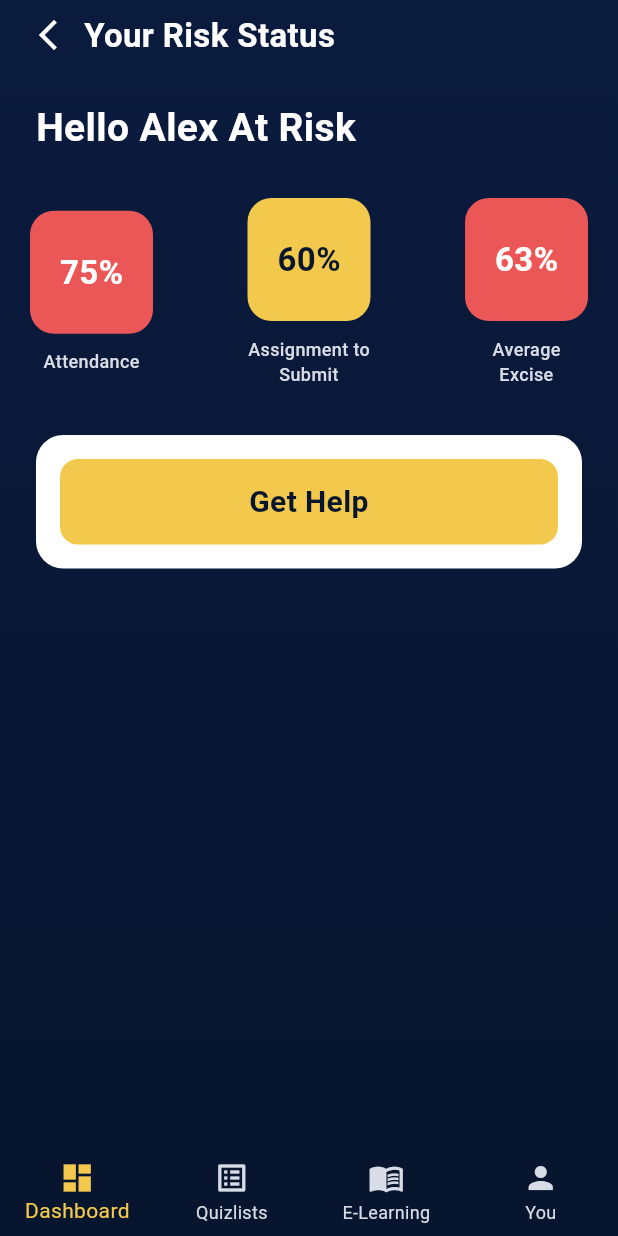
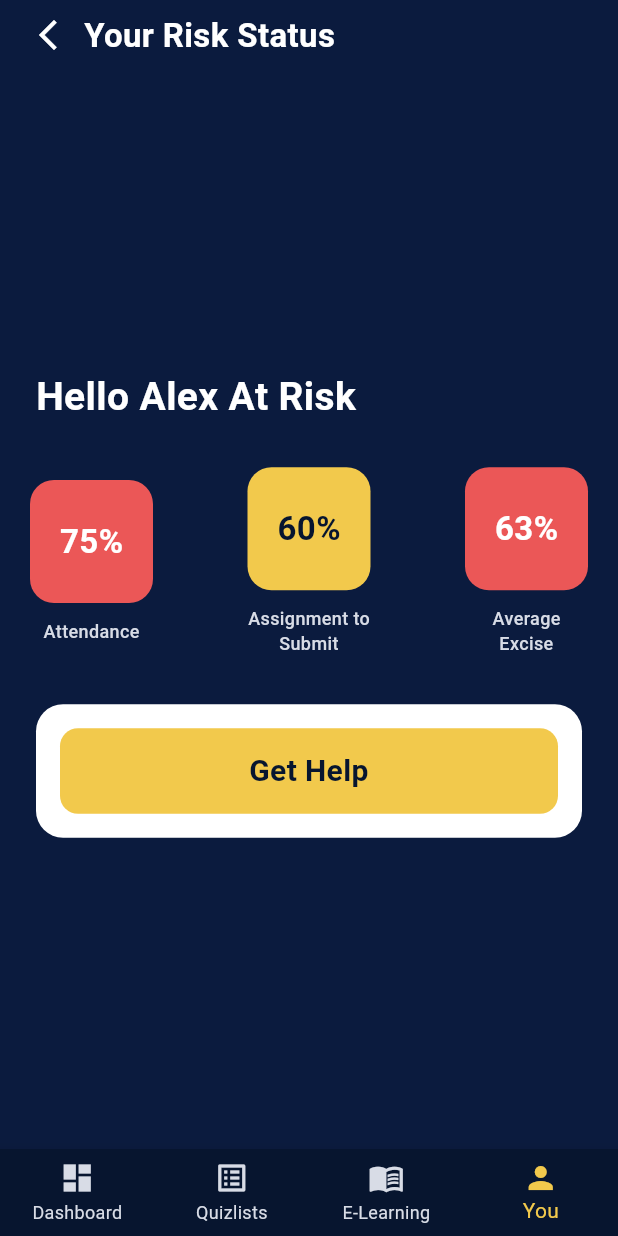
Before and after one commit to Hannah1563/Group1_Formative, a Flutter app: the screen it shows after launch, on a phone screen of 412 x 824 dp. Run offline on Flutter 3.47's test engine with Material 3 defaults, Android fonts, the phone set to English and light mode, and no system bars.

Commit message:
change screen layout and centering

```diff
--- a/lib/main.dart
+++ b/lib/main.dart
@@ -35,15 +35,7 @@ class RiskStatusScreen extends StatelessWidget {
   @override
   Widget build(BuildContext context) {
     return Scaffold(
-      body: Container(
-        decoration: const BoxDecoration(
-          gradient: LinearGradient(
-            begin: Alignment.topCenter,
-            end: Alignment.bottomCenter,
-            colors: [AppColors.navy, AppColors.navyDark],
-          ),
-        ),
-        child: SafeArea(
+      body: SafeArea(
         child: Column(
           crossAxisAlignment: CrossAxisAlignment.start,
           children: [
@@ -64,7 +56,11 @@ class RiskStatusScreen extends StatelessWidget {
                 ],
               ),
             ),
-              const SizedBox(height: 28),
+            Expanded(
+              child: Column(
+                mainAxisAlignment: MainAxisAlignment.center,
+                crossAxisAlignment: CrossAxisAlignment.start,
+                children: [
                   const Padding(
                     padding: EdgeInsets.symmetric(horizontal: 24),
                     child: Text(
@@ -129,12 +125,14 @@ class RiskStatusScreen extends StatelessWidget {
                       ),
                     ),
                   ),
-              const Spacer(),
                 ],
               ),
             ),
+          ],
+        ),
       ),
       bottomNavigationBar: BottomNavigationBar(
+        currentIndex: 3,
         backgroundColor: AppColors.navyDark,
         selectedItemColor: AppColors.yellow,
         unselectedItemColor: AppColors.mutedWhite,
```
Lines whose indentation alone changed are shown as unchanged.
